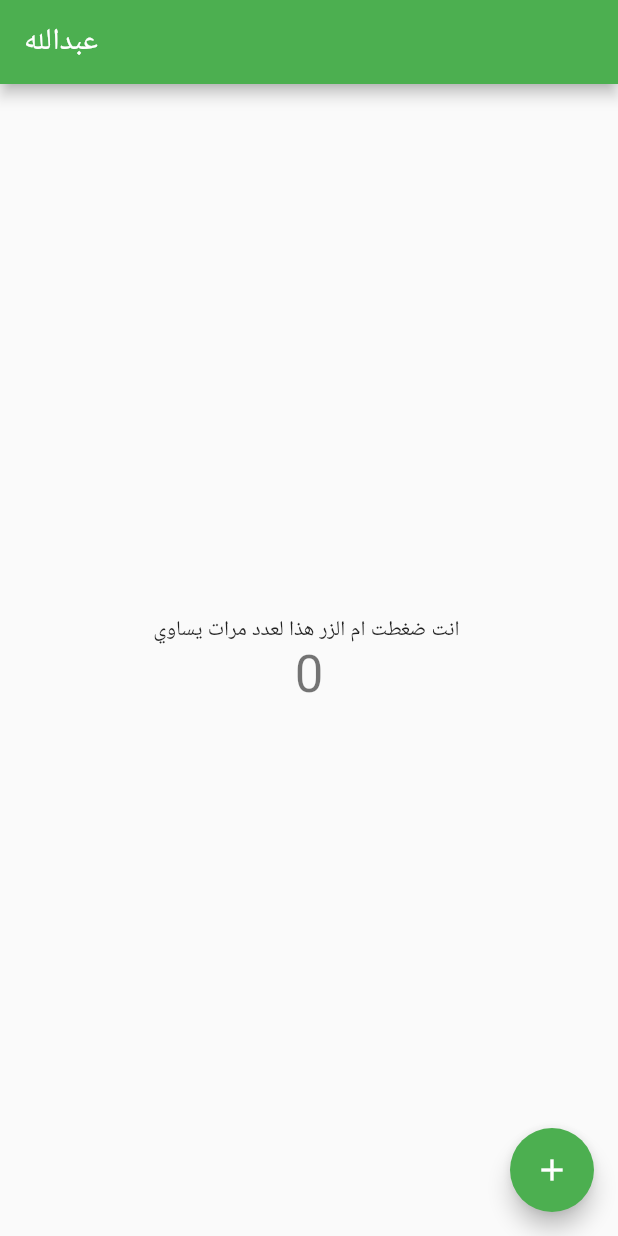
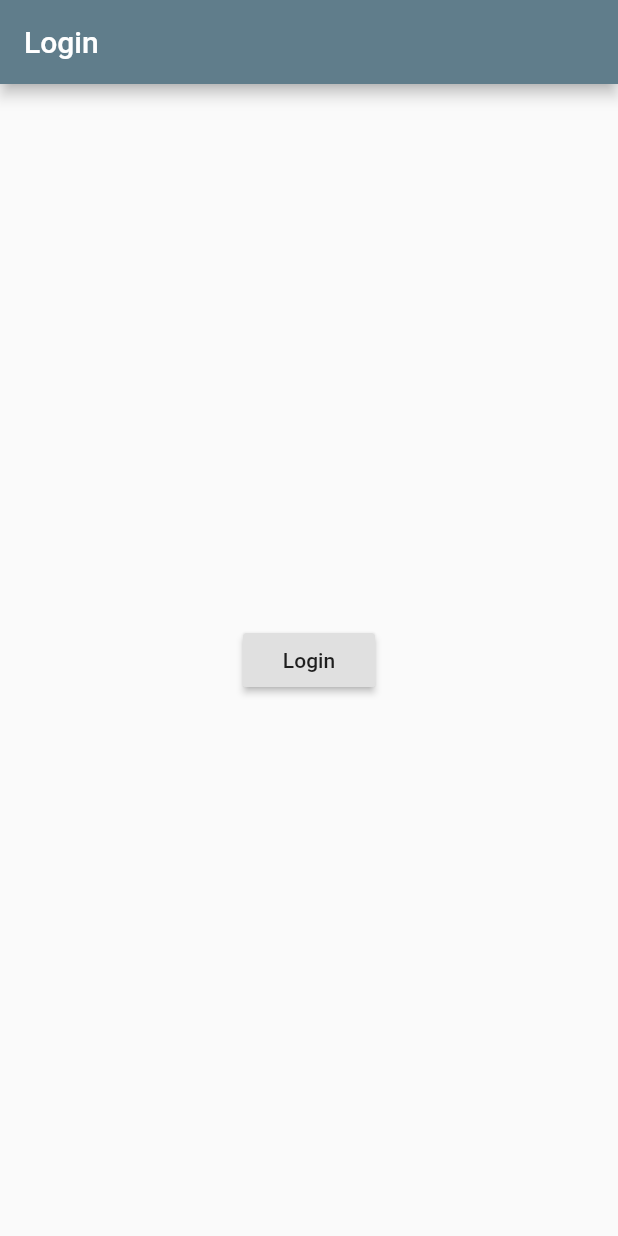
Before and after one commit to iAbdalllah/Flutter-first-app, a Flutter app: the screen it shows after launch, on a phone screen of 412 x 824 dp. Run offline on Flutter 3.47's test engine with Material 2 defaults, Android fonts, the phone set to English and light mode, and no system bars.

Commit message:
adding a change from the feature branch

```diff
--- /dev/null
+++ b/lib/Pages/Auth.dart
@@ -0,0 +1,22 @@
+import 'package:flutter/material.dart';
+
+import './ProductsPage.dart';
+
+class AuthPage extends StatelessWidget {
+  @override
+  Widget build(BuildContext context) {
+    return Scaffold(
+      appBar: AppBar(
+        title: Text('Login'),
+      ),
+      body: Center(
+        child: RaisedButton(
+          child: Text('Login'),
+          onPressed: (){
+            Navigator.pushReplacement(context, MaterialPageRoute(builder: (BuildContext context)=>ProductsPage()));
+          },
+        ),
+      ),
+    );
+  }
+}
--- a/lib/main.dart
+++ b/lib/main.dart
@@ -1,112 +1,25 @@
 import 'package:flutter/material.dart';
 
-void main() => runApp(MyApp());
+import './Pages/Auth.dart';
+import './Pages/Products_Admin.dart';
+// here you build the main function that run your app by using the calss that you made with the widget that you need
+// you can use this syntax to make a function void main() => runApp(MyApp());
+void main() {
+  runApp(MyApp());
+}
 
 class MyApp extends StatelessWidget {
-  // This widget is the root of your application.
+
   @override
   Widget build(BuildContext context) {
     return MaterialApp(
-      title: 'Flutter Demo',
       theme: ThemeData(
-        // This is the theme of your application.
-        //
-        // Try running your application with "flutter run". You'll see the
-        // application has a blue toolbar. Then, without quitting the app, try
-        // changing the primarySwatch below to Colors.green and then invoke
-        // "hot reload" (press "r" in the console where you ran "flutter run",
-        // or simply save your changes to "hot reload" in a Flutter IDE).
-        // Notice that the counter didn't reset back to zero; the application
-        // is not restarted.
-        primarySwatch: Colors.green
-        ,
+        primarySwatch: Colors.blueGrey
       ),
-      home: MyHomePage(title: 'عبدالله'),
+      home: AuthPage(),
+      routes: {
+        '/admin' : (BuildContext context) => ProductsAdmin(),
+      },
     );
   }
 }
-
-class MyHomePage extends StatefulWidget {
-  MyHomePage({Key key, this.title}) : super(key: key);
-
-  // This widget is the home page of your application. It is stateful, meaning
-  // that it has a State object (defined below) that contains fields that affect
-  // how it looks.
-
-  // This class is the configuration for the state. It holds the values (in this
-  // case the title) provided by the parent (in this case the App widget) and
-  // used by the build method of the State. Fields in a Widget subclass are
-  // always marked "final".
-
-  final String title;
-
-  @override
-  _MyHomePageState createState() => _MyHomePageState();
-}
-
-class _MyHomePageState extends State<MyHomePage> {
-  int _counter = 0;
-
-  void _incrementCounter() {
-    setState(() {
-      // This call to setState tells the Flutter framework that something has
-      // changed in this State, which causes it to rerun the build method below
-      // so that the display can reflect the updated values. If we changed
-      // _counter without calling setState(), then the build method would not be
-      // called again, and so nothing would appear to happen.
-      _counter++;
-    });
-  }
-
-  @override
-  Widget build(BuildContext context) {
-    // This method is rerun every time setState is called, for instance as done
-    // by the _incrementCounter method above.
-    //
-    // The Flutter framework has been optimized to make rerunning build methods
-    // fast, so that you can just rebuild anything that needs updating rather
-    // than having to individually change instances of widgets.
-    return Scaffold(
-      appBar: AppBar(
-        // Here we take the value from the MyHomePage object that was created by
-        // the App.build method, and use it to set our appbar title.
-        title: Text(widget.title),
-      ),
-      body: Center(
-        // Center is a layout widget. It takes a single child and positions it
-        // in the middle of the parent.
-        child: Column(
-          // Column is also layout widget. It takes a list of children and
-          // arranges them vertically. By default, it sizes itself to fit its
-          // children horizontally, and tries to be as tall as its parent.
-          //
-          // Invoke "debug painting" (press "p" in the console, choose the
-          // "Toggle Debug Paint" action from the Flutter Inspector in Android
-          // Studio, or the "Toggle Debug Paint" command in Visual Studio Code)
-          // to see the wireframe for each widget.
-          //
-          // Column has various properties to control how it sizes itself and
-          // how it positions its children. Here we use mainAxisAlignment to
-          // center the children vertically; the main axis here is the vertical
-          // axis because Columns are vertical (the cross axis would be
-          // horizontal).
-          mainAxisAlignment: MainAxisAlignment.center,
-          children: <Widget>[
-            Text(
-              'انت ضغطت ام الزر هذا لعدد مرات يساوي ',
-            ),
-            Text(
-              '$_counter',
-              style: Theme.of(context).textTheme.display1,
-            ),
-          ],
-        ),
-      ),
-      floatingActionButton: FloatingActionButton(
-        onPressed: _incrementCounter,
-        tooltip: 'Increment',
-        child: Icon(Icons.add),
-      ), // This trailing comma makes auto-formatting nicer for build methods.
-    );
-  }
-}
--- a/pubspec.yaml
+++ b/pubspec.yaml
@@ -37,8 +37,8 @@ flutter:
   uses-material-design: true
 
   # To add assets to your application, add an assets section, like this:
-  # assets:
-  #  - images/a_dot_burr.jpeg
+  assets:
+    - assets/cafe.jpg
   #  - images/a_dot_ham.jpeg
 
   # An image asset can refer to one or more resolution-specific "variants", see
```
Also changed, not shown: lib/Pages/Product.dart (added, +64 -0 lines), lib/Pages/ProductsPage.dart (added, +30 -0 lines), lib/Pages/Products_Admin.dart (added, +53 -0 lines), lib/Pages/product_create.dart (added, +9 -0 lines), lib/Pages/product_list.dart (added, +9 -0 lines), lib/Pages/productcreaterecovery.dart (added, +65 -0 lines), lib/product_control.dart (added, +20 -0 lines), lib/products.dart (added, +62 -0 lines), lib/products_manger.dart (added, +80 -0 lines), assets/cafe.jpg (added), 7 other files.
